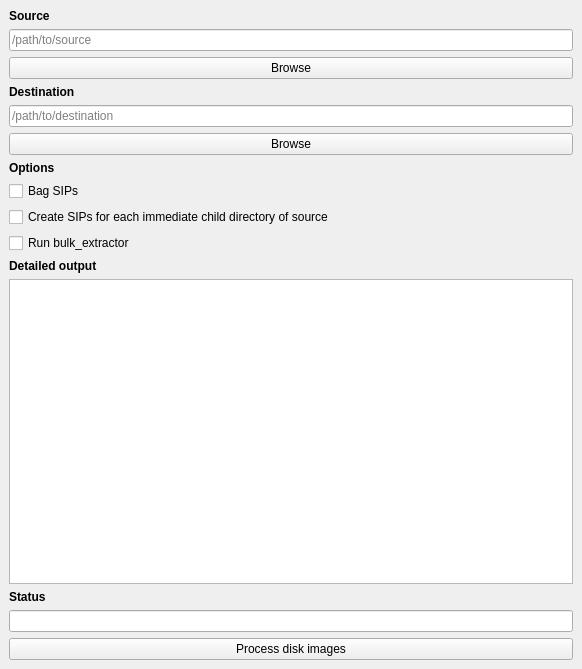
First picture: the form in design.ui, repository CCA-Public/folderprocessor, before the edit.
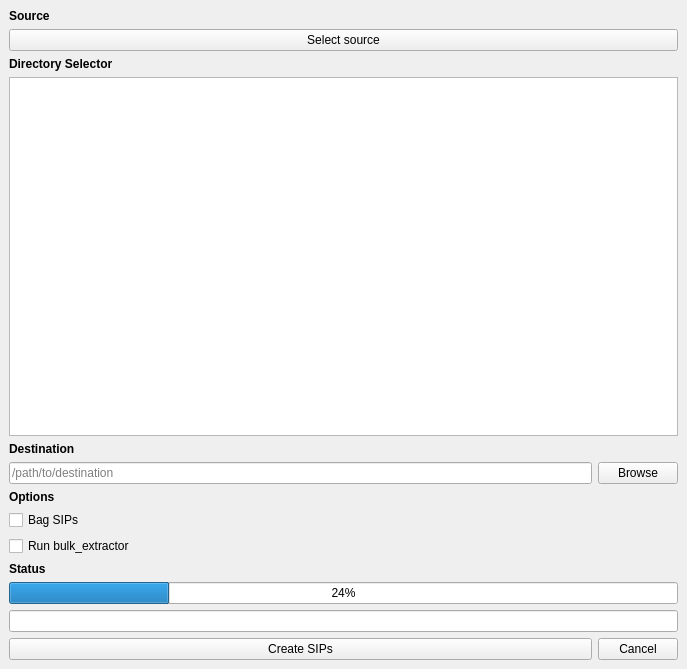
Second picture: the form after the edit.

```diff
--- a/design.ui
+++ b/design.ui
@@ -6,7 +6,7 @@
    <rect>
     <x>0</x>
     <y>0</y>
-    <width>582</width>
+    <width>687</width>
     <height>669</height>
    </rect>
   </property>
@@ -14,101 +14,101 @@
    <string>Folder Processor</string>
   </property>
   <widget class="QWidget" name="centralwidget">
-   <layout class="QVBoxLayout" name="verticalLayout">
-    <item>
-     <widget class="QLabel" name="label_2">
-      <property name="text">
-       <string>&lt;html&gt;&lt;head/&gt;&lt;body&gt;&lt;p&gt;&lt;span style=&quot; font-weight:600;&quot;&gt;Source&lt;/span&gt;&lt;/p&gt;&lt;/body&gt;&lt;/html&gt;</string>
+   <layout class="QGridLayout" name="gridLayout">
+    <item row="13" column="0" colspan="2">
+     <widget class="QProgressBar" name="progressBar">
+      <property name="value">
+       <number>24</number>
       </property>
      </widget>
     </item>
-    <item>
-     <widget class="QLineEdit" name="source1">
-      <property name="placeholderText">
-       <string>/path/to/source</string>
-      </property>
-     </widget>
-    </item>
-    <item>
-     <widget class="QPushButton" name="source1btn">
-      <property name="text">
-       <string>Browse</string>
-      </property>
-     </widget>
-    </item>
-    <item>
-     <widget class="QLabel" name="label_3">
-      <property name="text">
-       <string>&lt;html&gt;&lt;head/&gt;&lt;body&gt;&lt;p&gt;&lt;span style=&quot; font-weight:600;&quot;&gt;Destination&lt;/span&gt;&lt;/p&gt;&lt;/body&gt;&lt;/html&gt;</string>
-      </property>
-     </widget>
-    </item>
-    <item>
-     <widget class="QLineEdit" name="destination1">
-      <property name="placeholderText">
-       <string>/path/to/destination</string>
-      </property>
-     </widget>
-    </item>
-    <item>
-     <widget class="QPushButton" name="destination1btn">
-      <property name="text">
-       <string>Browse</string>
-      </property>
-     </widget>
-    </item>
-    <item>
+    <item row="9" column="0">
      <widget class="QLabel" name="label">
       <property name="text">
        <string>&lt;html&gt;&lt;head/&gt;&lt;body&gt;&lt;p&gt;&lt;span style=&quot; font-weight:600;&quot;&gt;Options&lt;/span&gt;&lt;/p&gt;&lt;/body&gt;&lt;/html&gt;</string>
       </property>
      </widget>
     </item>
-    <item>
-     <widget class="QCheckBox" name="checkBox">
+    <item row="10" column="0">
+     <widget class="QCheckBox" name="bagSIPs">
       <property name="text">
        <string>Bag SIPs</string>
       </property>
      </widget>
     </item>
-    <item>
-     <widget class="QCheckBox" name="checkBox_2">
+    <item row="17" column="1">
+     <widget class="QPushButton" name="cancelBtn">
       <property name="text">
-       <string>Create SIPs for each immediate child directory of source</string>
+       <string>Cancel</string>
       </property>
      </widget>
     </item>
-    <item>
-     <widget class="QCheckBox" name="checkBox_3">
+    <item row="11" column="0">
+     <widget class="QCheckBox" name="bulkExt">
       <property name="text">
        <string>Run bulk_extractor</string>
       </property>
      </widget>
     </item>
-    <item>
-     <widget class="QLabel" name="label_7">
+    <item row="7" column="0">
+     <widget class="QLabel" name="label_3">
       <property name="text">
-       <string>&lt;html&gt;&lt;head/&gt;&lt;body&gt;&lt;p&gt;&lt;span style=&quot; font-weight:600;&quot;&gt;Detailed output&lt;/span&gt;&lt;/p&gt;&lt;/body&gt;&lt;/html&gt;</string>
+       <string>&lt;html&gt;&lt;head/&gt;&lt;body&gt;&lt;p&gt;&lt;span style=&quot; font-weight:600;&quot;&gt;Destination&lt;/span&gt;&lt;/p&gt;&lt;/body&gt;&lt;/html&gt;</string>
       </property>
      </widget>
     </item>
-    <item>
-     <widget class="QTextEdit" name="textEdit"/>
+    <item row="0" column="0">
+     <widget class="QLabel" name="label_5">
+      <property name="text">
+       <string>&lt;html&gt;&lt;head/&gt;&lt;body&gt;&lt;p&gt;&lt;span style=&quot; font-weight:600;&quot;&gt;Source&lt;/span&gt;&lt;/p&gt;&lt;/body&gt;&lt;/html&gt;</string>
+      </property>
+     </widget>
     </item>
-    <item>
+    <item row="8" column="0">
+     <widget class="QLineEdit" name="destination">
+      <property name="placeholderText">
+       <string>/path/to/destination</string>
+      </property>
+     </widget>
+    </item>
+    <item row="12" column="0">
      <widget class="QLabel" name="label_4">
       <property name="text">
        <string>&lt;html&gt;&lt;head/&gt;&lt;body&gt;&lt;p&gt;&lt;span style=&quot; font-weight:600;&quot;&gt;Status&lt;/span&gt;&lt;/p&gt;&lt;/body&gt;&lt;/html&gt;</string>
       </property>
      </widget>
     </item>
-    <item>
-     <widget class="QLineEdit" name="lineEdit"/>
+    <item row="14" column="0" colspan="2">
+     <widget class="QLineEdit" name="status"/>
     </item>
-    <item>
-     <widget class="QPushButton" name="process">
+    <item row="17" column="0">
+     <widget class="QPushButton" name="processBtn">
       <property name="text">
-       <string>Process disk images</string>
+       <string>Create SIPs</string>
+      </property>
+     </widget>
+    </item>
+    <item row="8" column="1">
+     <widget class="QPushButton" name="destinationBtn">
+      <property name="text">
+       <string>Browse</string>
+      </property>
+     </widget>
+    </item>
+    <item row="4" column="0">
+     <widget class="QLabel" name="label_2">
+      <property name="text">
+       <string>&lt;html&gt;&lt;head/&gt;&lt;body&gt;&lt;p&gt;&lt;span style=&quot; font-weight:600;&quot;&gt;Directory Selector&lt;/span&gt;&lt;/p&gt;&lt;/body&gt;&lt;/html&gt;</string>
+      </property>
+     </widget>
+    </item>
+    <item row="5" column="0" colspan="2">
+     <widget class="QTreeView" name="treeView"/>
+    </item>
+    <item row="3" column="0" colspan="2">
+     <widget class="QPushButton" name="sourceBtn">
+      <property name="text">
+       <string>Select source</string>
       </property>
      </widget>
     </item>
```
